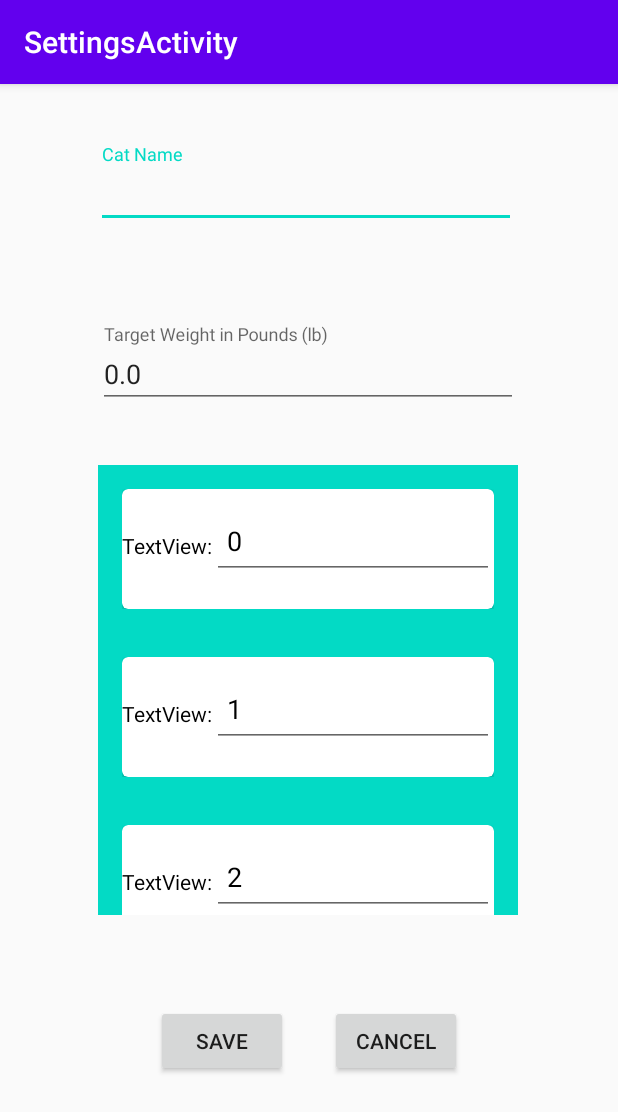
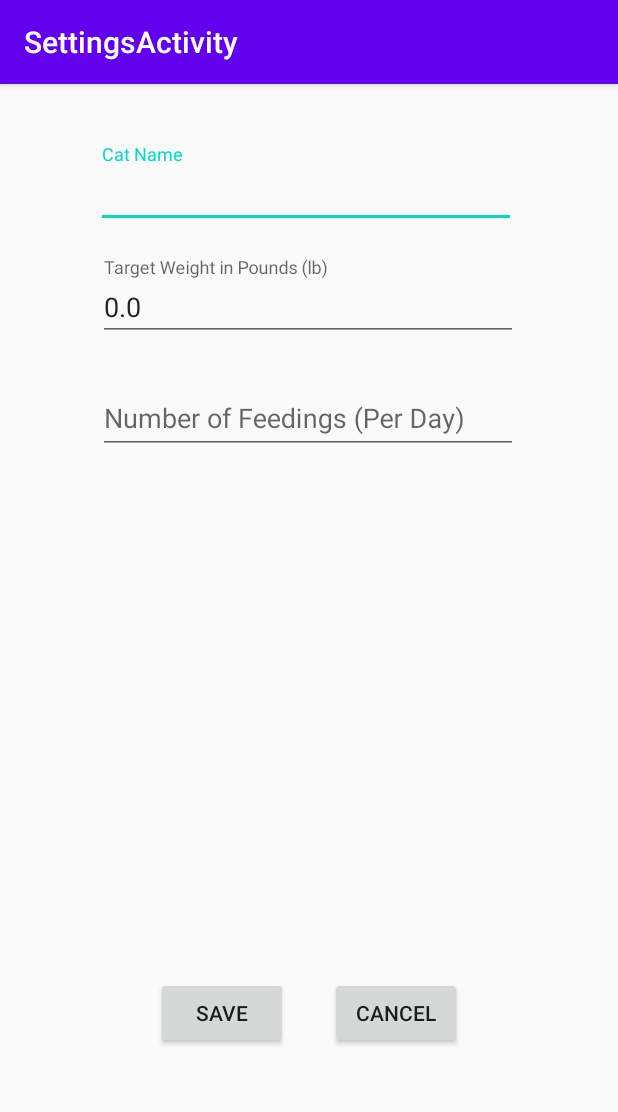
Before and after one commit to bmwettle/TheHealthyCatApp, an Android app: the screen it shows after launch (SettingsActivity), after a tap on "SETTINGS", on a phone screen of 412 x 824 dp. Shown: the top 1112 px of the screen. Run offline under Robolectric (Android 15) with nearby library versions, the phone set to English and light mode, and no system bars.

Commit message:
Can now resize feed times list to match how many times a day you want your cat fed. Also changed list edit type to time so users can only input Numbers and ':'

```diff
--- a/app/src/main/java/wsu/group18/thehealthycat/Cat.java
+++ b/app/src/main/java/wsu/group18/thehealthycat/Cat.java
@@ -1,29 +1,32 @@
 package wsu.group18.thehealthycat;
 import java.io.Serializable;
 import java.time.LocalDateTime;
+import java.time.LocalTime;
 import java.util.ArrayList;
 import java.util.List;
 
 public class Cat implements Serializable {
 
-    public String Name;
-    public double TargetWeightLBS;
-    public double CurrentWeightLBS;
-    public List HistoricalWeightData = new ArrayList<HistoricalWeightEvent>();
+    private String Name;
+    private double TargetWeightLBS;
+    private double CurrentWeightLBS;
+    private List HistoricalWeightData;
+    private List FeedingTimes;
 
     public Cat(){
         Name = "";
         TargetWeightLBS = 0.0;
         CurrentWeightLBS = 0.0;
         HistoricalWeightData = new ArrayList<HistoricalWeightEvent>();
-
+        FeedingTimes = new ArrayList<LocalTime>();
     }
 
-    public Cat(String name, double targetWeight, double currentWeight, List<HistoricalWeightEvent> historicalWeightData) {
+    public Cat(String name, double targetWeight, double currentWeight, List<HistoricalWeightEvent> historicalWeightData, List<LocalTime> feedingTimes) {
         Name = name;
         TargetWeightLBS = targetWeight;
         CurrentWeightLBS = currentWeight;
         HistoricalWeightData = historicalWeightData;
+        FeedingTimes = feedingTimes;
     }
 
     public String getName() {
@@ -56,4 +59,12 @@ public class Cat implements Serializable {
         HistoricalWeightData = historicalWeightData;
     }
 
+    public List getFeedingTimes() {
+        return FeedingTimes;
+    }
+
+    public void setFeedingTimes(List feedingTimes) {
+        FeedingTimes = feedingTimes;
+    }
+
 }
--- a/app/src/main/java/wsu/group18/thehealthycat/CustomTimeAdapter.java
+++ b/app/src/main/java/wsu/group18/thehealthycat/CustomTimeAdapter.java
@@ -24,6 +24,12 @@ public class CustomTimeAdapter extends RecyclerView.Adapter<CustomTimeAdapter.My
 
         inflater = LayoutInflater.from(ctx);
         this.editModelArrayList = editModelArrayList;
+    }
+
+    public void UpdateList(ArrayList<TimeEditModel> List){
+        editModelArrayList.clear();
+        editModelArrayList.addAll(List);
+        notifyDataSetChanged();
     }
 
     @Override
--- a/app/src/main/java/wsu/group18/thehealthycat/MainActivity.java
+++ b/app/src/main/java/wsu/group18/thehealthycat/MainActivity.java
@@ -53,17 +53,17 @@ public class MainActivity extends AppCompatActivity {
 
     public void OpenSettingsActivity(View v){
         Intent intent = new Intent(this, SettingsActivity.class);
-        intent.putExtra("CAT_NAME", cat.Name);
-        intent.putExtra("CAT_TARGET_WEIGHT", cat.TargetWeightLBS);
-        intent.putExtra("CAT_CURRENT_WEIGHT", cat.CurrentWeightLBS);
+        intent.putExtra("CAT_NAME", cat.getName());
+        intent.putExtra("CAT_TARGET_WEIGHT", cat.getTargetWeightLBS());
+        intent.putExtra("CAT_CURRENT_WEIGHT", cat.getCurrentWeightLBS());
         startActivity(intent);
     }
 
     public void OpenCatInfoActivity(View v){
         Intent intent = new Intent(this, CatInfo.class);
-        intent.putExtra("CAT_NAME", cat.Name);
-        intent.putExtra("CAT_TARGET_WEIGHT", cat.TargetWeightLBS);
-        intent.putExtra("CAT_CURRENT_WEIGHT", cat.CurrentWeightLBS);
+        intent.putExtra("CAT_NAME", cat.getName());
+        intent.putExtra("CAT_TARGET_WEIGHT", cat.getTargetWeightLBS());
+        intent.putExtra("CAT_CURRENT_WEIGHT", cat.getCurrentWeightLBS());
         startActivity(intent);
     }
 
--- a/app/src/main/java/wsu/group18/thehealthycat/SettingsActivity.java
+++ b/app/src/main/java/wsu/group18/thehealthycat/SettingsActivity.java
@@ -12,6 +12,8 @@ import androidx.appcompat.widget.Toolbar;
 import androidx.recyclerview.widget.LinearLayoutManager;
 import androidx.recyclerview.widget.RecyclerView;
 
+import android.text.Editable;
+import android.text.TextWatcher;
 import android.view.View;
 import android.widget.Button;
 import android.widget.TextView;
@@ -20,9 +22,11 @@ import java.util.ArrayList;
 
 public class SettingsActivity extends AppCompatActivity {
 
-    TextInputEditText cName;
-    TextInputEditText cTargetWeight;
-    Button SaveButton;
+    private TextInputEditText cName;
+    private TextInputEditText cTargetWeight;
+    public TextInputEditText FeedingFequencyEditor;
+    private int feedingFrequency;
+    private Button SaveButton;
 
     private RecyclerView recyclerView;
     private CustomTimeAdapter customAdapter;
@@ -41,6 +45,35 @@ public class SettingsActivity extends AppCompatActivity {
         SaveButton = findViewById(R.id.SettingsSaveButton);
         SaveButton.setFocusableInTouchMode(false);
 
+        recyclerView = findViewById(R.id.TimeEditorList);
+        editModelArrayList = populateList(0);
+        customAdapter = new CustomTimeAdapter(this, editModelArrayList);
+        recyclerView.setAdapter(customAdapter);
+        recyclerView.setLayoutManager(new LinearLayoutManager(getApplicationContext(), LinearLayoutManager.VERTICAL, false));
+
+        FeedingFequencyEditor = findViewById(R.id.FeedingFrequencyEditText);
+        FeedingFequencyEditor.addTextChangedListener(new TextWatcher() {
+            @Override
+            public void beforeTextChanged(CharSequence s, int start, int count, int after) { /*Do nothing*/ }
+
+            @Override
+            public void onTextChanged(CharSequence s, int start, int before, int count) { /*Do nothing*/ }
+
+            @Override
+            public void afterTextChanged(Editable s) {
+                try {
+                    int i = Integer.valueOf(s.toString());
+                    setFeedingFrequency(i);
+                    editModelArrayList = populateList(i);
+                    customAdapter.UpdateList(editModelArrayList);
+                } catch (NumberFormatException e) {
+                    setFeedingFrequency(0);
+                    editModelArrayList = populateList(0);
+                    customAdapter.UpdateList(editModelArrayList);
+                }
+            }
+        });
+
         String name = getIntent().getStringExtra("CAT_NAME");
         String targetWeight = String.valueOf(getIntent().getDoubleExtra("CAT_TARGET_WEIGHT", 0.0));
         if(!name.isEmpty()){
@@ -49,12 +82,6 @@ public class SettingsActivity extends AppCompatActivity {
         if(!targetWeight.isEmpty()){
             cTargetWeight.setText(targetWeight);
         }
-
-        recyclerView = findViewById(R.id.TimeEditorList);
-        editModelArrayList = populateList();
-        customAdapter = new CustomTimeAdapter(this, editModelArrayList);
-        recyclerView.setAdapter(customAdapter);
-        recyclerView.setLayoutManager(new LinearLayoutManager(getApplicationContext(), LinearLayoutManager.VERTICAL, false));
     }
 
     /*public void CanSave(){
@@ -84,16 +111,22 @@ public class SettingsActivity extends AppCompatActivity {
         startActivity(intent);
     }
 
-    private ArrayList<TimeEditModel> populateList(){
+    private ArrayList<TimeEditModel> populateList(int listSize){
 
         ArrayList<TimeEditModel> list = new ArrayList<>();
 
-        for(int i = 0; i < 8; i++){
+        for(int i = 0; i < listSize; i++){
             TimeEditModel editModel = new TimeEditModel();
-            editModel.setEditTextValue(String.valueOf(i));
+            //editModel.setEditTextValue(String.valueOf(i));
             list.add(editModel);
         }
 
         return list;
     }
+
+    public int getFeedingFrequency(){return feedingFrequency;};
+    public void setFeedingFrequency(int value){
+        feedingFrequency = value;
+    }
+
 }
--- a/app/src/main/res/layout/content_settings.xml
+++ b/app/src/main/res/layout/content_settings.xml
@@ -30,7 +30,7 @@
         android:layout_height="70dp"
         android:layout_marginStart="65dp"
         android:layout_marginLeft="65dp"
-        android:layout_marginTop="50dp"
+        android:layout_marginTop="5dp"
         app:layout_constraintStart_toStartOf="parent"
         app:layout_constraintTop_toBottomOf="@+id/NameLayout">
 
@@ -48,9 +48,9 @@
         android:layout_height="300dp"
         android:layout_marginStart="65dp"
         android:layout_marginLeft="65dp"
-        android:layout_marginBottom="60dp"
+        android:layout_marginBottom="15dp"
         app:layout_constraintBottom_toTopOf="@+id/SettingsSaveButton"
-        app:layout_constraintStart_toStartOf="parent"/>
+        app:layout_constraintStart_toStartOf="parent" />
 
     <Button
         android:id="@+id/SettingsSaveButton"
@@ -58,7 +58,7 @@
         android:layout_height="wrap_content"
         android:layout_marginStart="104dp"
         android:layout_marginLeft="104dp"
-        android:layout_marginTop="384dp"
+        android:layout_marginTop="410dp"
         android:clickable="false"
         android:onClick="OnSave"
         android:text="@string/SaveButton"
@@ -69,7 +69,7 @@
         android:id="@+id/SettingsCancelButton"
         android:layout_width="wrap_content"
         android:layout_height="wrap_content"
-        android:layout_marginTop="384dp"
+        android:layout_marginTop="410dp"
         android:layout_marginEnd="104dp"
         android:layout_marginRight="104dp"
         android:onClick="OnCancel"
@@ -77,4 +77,22 @@
         app:layout_constraintEnd_toEndOf="parent"
         app:layout_constraintTop_toBottomOf="@+id/TargetWeightLayout" />
 
+    <com.google.android.material.textfield.TextInputLayout
+        android:id="@+id/FeedingFrequencyLayout"
+        android:layout_width="280dp"
+        android:layout_height="70dp"
+        android:layout_marginStart="65dp"
+        android:layout_marginLeft="65dp"
+        android:layout_marginTop="5dp"
+        app:layout_constraintStart_toStartOf="parent"
+        app:layout_constraintTop_toBottomOf="@+id/TargetWeightLayout">
+
+        <com.google.android.material.textfield.TextInputEditText
+            android:id="@+id/FeedingFrequencyEditText"
+            android:layout_width="match_parent"
+            android:layout_height="wrap_content"
+            android:hint="@string/FrequencyFieldText"
+            android:inputType="number"/>
+    </com.google.android.material.textfield.TextInputLayout>
+
 </androidx.constraintlayout.widget.ConstraintLayout>
--- a/app/src/main/res/layout/timelistitems.xml
+++ b/app/src/main/res/layout/timelistitems.xml
@@ -29,7 +29,7 @@
                 android:layout_height="wrap_content"
                 android:layout_marginTop="12dp"
                 android:textColor="#000"
-                android:text="TextView:"/>
+                android:text="Time:"/>
 
             <EditText
                 android:layout_width="match_parent"
@@ -38,7 +38,7 @@
                 android:layout_marginTop="10dp"
                 android:paddingLeft="10dp"
                 android:textColor="#000"
-                android:text="hello"
+                android:inputType="time"
                 />
 
         </LinearLayout>
--- a/app/src/main/res/values/strings.xml
+++ b/app/src/main/res/values/strings.xml
@@ -21,4 +21,5 @@
     <string name="target_weight2">Target Weight in Pounds (lb)</string>
     <string name="SaveButton">Save</string>
     <string name="CancelButton">Cancel</string>
+    <string name="FrequencyFieldText">Number of Feedings (Per Day)</string>
 </resources>
```
